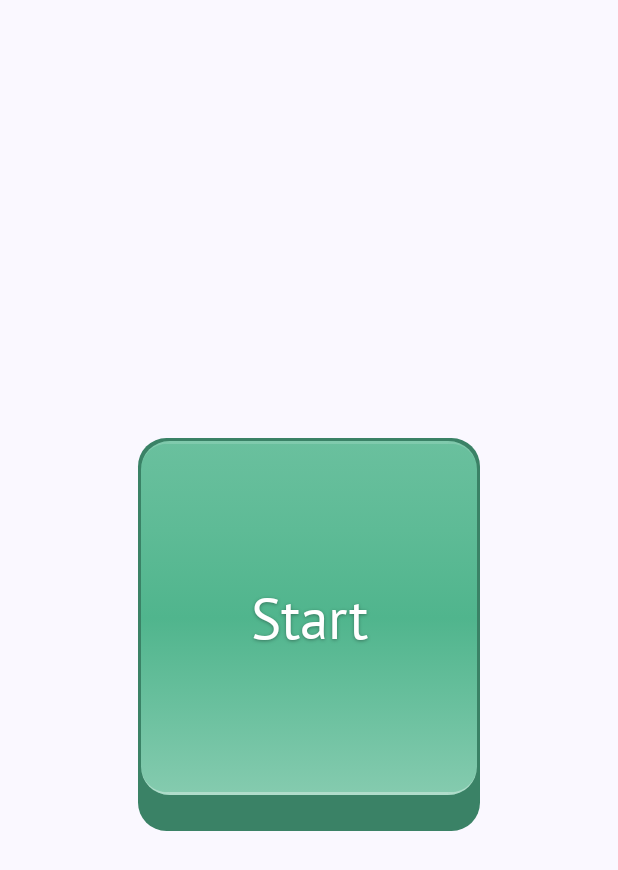
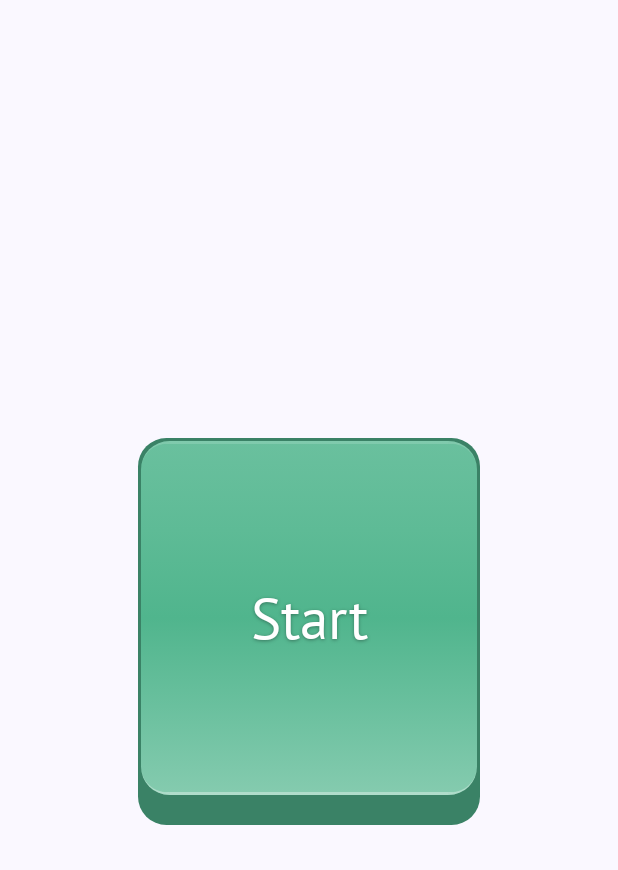
Before and after one commit to nikdevpub/SsgTestApp, an Android app built with Jetpack Compose: the screen it shows after launch (RootActivity), on a phone screen of 412 x 824 dp. Shown: the top 870 px of the screen. Run offline under Robolectric (Android 15) with nearby library versions, the phone set to English and light mode, and no system bars; our stand-ins replace Dagger/Hilt's generated code.

```diff
--- a/app/src/main/java/com/testflight/ssgtestapp/ui/components/GlassButton.kt
+++ b/app/src/main/java/com/testflight/ssgtestapp/ui/components/GlassButton.kt
@@ -104,9 +104,9 @@
     backgroundColor: Color = Color(0xFF50B58D),
     textColor: Color = Color.White,
     cornerRadius: Dp = 19.dp,
-    depth: Dp = 12.dp,
+    depth: Dp = 18.dp,
     shadowHorizontalExpansion: Dp = 2.dp,
-    shadowVerticalExpansion: Dp = 12.dp,
+    shadowVerticalExpansion: Dp = 2.dp,
     shadowPressedExpansion: Dp = 1.dp,
     shadowColor: Color? = null,
     shadowDarkenAmount: Float = 0.28f,
@@ -285,19 +285,11 @@
         label = "yOffset"
     )
 
-    // Animate horizontal shadow: reduce when pressed
-    val animatedShadowHorizontal by animateDpAsState(
-        targetValue = if (state.isPressedAndEnabled) shadowPressedExpansion else shadowHorizontalExpansion,
-        animationSpec = spring(),
-        label = "shadowHorizontal"
-    )
+    // Horizontal shadow stays constant - no animation
+    val animatedShadowHorizontal = shadowHorizontalExpansion
 
-    // Animate vertical shadow: reduce when pressed
-    val animatedShadowVertical by animateDpAsState(
-        targetValue = if (state.isPressedAndEnabled) shadowPressedExpansion else shadowVerticalExpansion,
-        animationSpec = spring(),
-        label = "shadowVertical"
-    )
+    // Vertical shadow stays constant - no animation
+    val animatedShadowVertical = shadowVerticalExpansion
 
     return AnimatedValues(
         animatedDepth,
```
